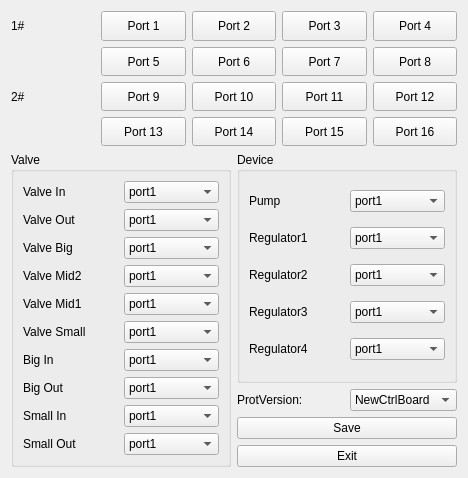
Qt form source/systemset/systemsetdlg/ui/setportfrm.ui (flimmy78/qtverify) before a commit.
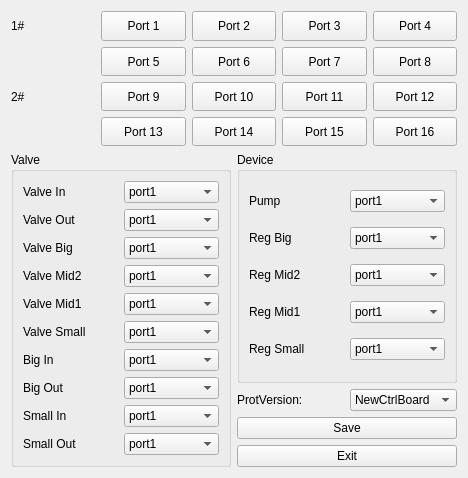
The same form after that commit. Icons and pictures are not drawn.

The edit to the form file:
```diff
--- a/source/systemset/systemsetdlg/ui/setportfrm.ui
+++ b/source/systemset/systemsetdlg/ui/setportfrm.ui
@@ -1522,7 +1522,7 @@
         <item row="1" column="0">
          <widget class="QLabel" name="label_8">
           <property name="text">
-           <string>Regulator1</string>
+           <string>Reg Big</string>
           </property>
          </widget>
         </item>
@@ -1633,7 +1633,7 @@
         <item row="2" column="0">
          <widget class="QLabel" name="label_9">
           <property name="text">
-           <string>Regulator2</string>
+           <string>Reg Mid2</string>
           </property>
          </widget>
         </item>
@@ -1744,7 +1744,7 @@
         <item row="3" column="0">
          <widget class="QLabel" name="label_10">
           <property name="text">
-           <string>Regulator3</string>
+           <string>Reg Mid1</string>
           </property>
          </widget>
         </item>
@@ -1855,7 +1855,7 @@
         <item row="4" column="0">
          <widget class="QLabel" name="label_11">
           <property name="text">
-           <string>Regulator4</string>
+           <string>Reg Small</string>
           </property>
          </widget>
         </item>
```
Left out of the diff: 13 changed lines with no effect on the pictures.
